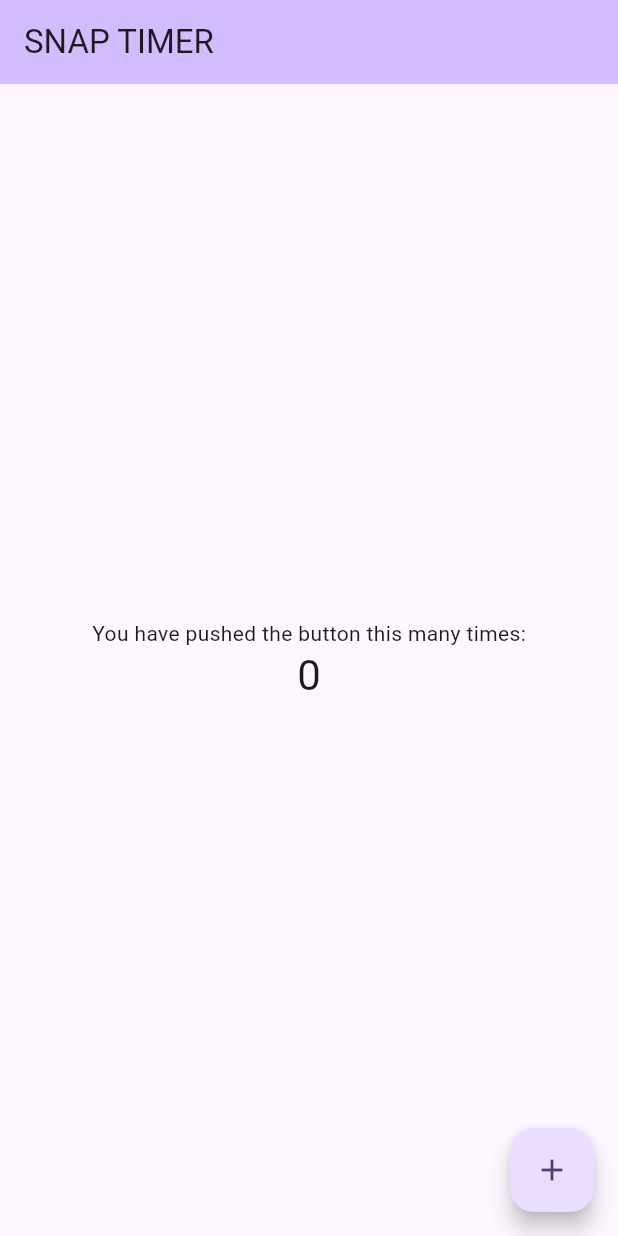
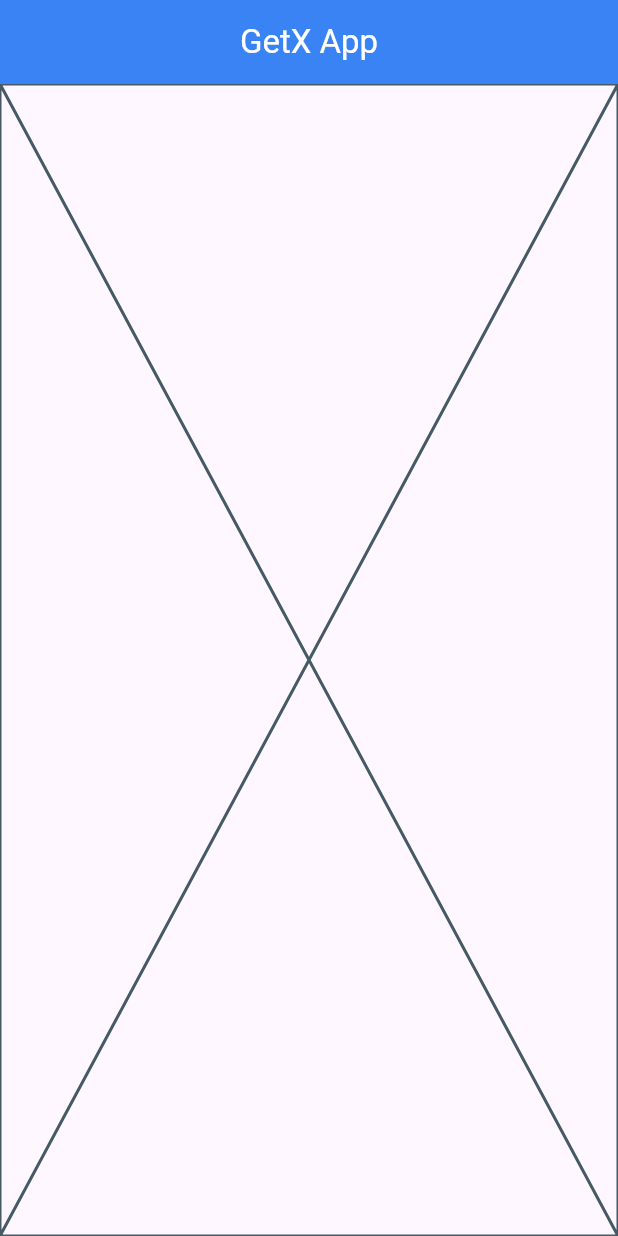
Before and after one commit to spandan3001/snap_timer, a Flutter app: the screen it shows after launch, on a phone screen of 412 x 824 dp. Run offline on Flutter 3.47's test engine with Material 3 defaults, Android fonts, the light colour scheme and no system bars; our stand-ins replace animated_splash_screen, get.

Commit message:
feat: Implement Splash Screen description: Created a new splash_screen.dart file. Designed the UI for the splash screen.
feat: Implement Home Screen
description:
Created a new home_screen.dart file.

feat: Create Colors Constants
description
Created a new colors.dart file.
Defined a Colors class or map containing color constants.

```diff
--- a/lib/main.dart
+++ b/lib/main.dart
@@ -1,125 +1,20 @@
 import 'package:flutter/material.dart';
+import 'package:get/get_navigation/src/root/get_material_app.dart';
+import 'package:snap_timer/views/splash_screen.dart';
 
-void main() {
+void main() async {
+  WidgetsFlutterBinding.ensureInitialized();
+
   runApp(const MyApp());
 }
 
 class MyApp extends StatelessWidget {
   const MyApp({super.key});
 
-  // This widget is the root of your application.
   @override
   Widget build(BuildContext context) {
-    return MaterialApp(
-      title: 'Flutter Demo',
-      theme: ThemeData(
-        // This is the theme of your application.
-        //
-        // TRY THIS: Try running your application with "flutter run". You'll see
-        // the application has a purple toolbar. Then, without quitting the app,
-        // try changing the seedColor in the colorScheme below to Colors.green
-        // and then invoke "hot reload" (save your changes or press the "hot
-        // reload" button in a Flutter-supported IDE, or press "r" if you used
-        // the command line to start the app).
-        //
-        // Notice that the counter didn't reset back to zero; the application
-        // state is not lost during the reload. To reset the state, use hot
-        // restart instead.
-        //
-        // This works for code too, not just values: Most code changes can be
-        // tested with just a hot reload.
-        colorScheme: ColorScheme.fromSeed(seedColor: Colors.deepPurple),
-        useMaterial3: true,
-      ),
-      home: const MyHomePage(title: 'SNAP TIMER'),
+    return const GetMaterialApp(
+      home: SplashScreen(),
     );
   }
 }
-
-class MyHomePage extends StatefulWidget {
-  const MyHomePage({super.key, required this.title});
-
-  // This widget is the home page of your application. It is stateful, meaning
-  // that it has a State object (defined below) that contains fields that affect
-  // how it looks.
-
-  // This class is the configuration for the state. It holds the values (in this
-  // case the title) provided by the parent (in this case the App widget) and
-  // used by the build method of the State. Fields in a Widget subclass are
-  // always marked "final".
-
-  final String title;
-
-  @override
-  State<MyHomePage> createState() => _MyHomePageState();
-}
-
-class _MyHomePageState extends State<MyHomePage> {
-  int _counter = 0;
-
-  void _incrementCounter() {
-    setState(() {
-      // This call to setState tells the Flutter framework that something has
-      // changed in this State, which causes it to rerun the build method below
-      // so that the display can reflect the updated values. If we changed
-      // _counter without calling setState(), then the build method would not be
-      // called again, and so nothing would appear to happen.
-      _counter++;
-    });
-  }
-
-  @override
-  Widget build(BuildContext context) {
-    // This method is rerun every time setState is called, for instance as done
-    // by the _incrementCounter method above.
-    //
-    // The Flutter framework has been optimized to make rerunning build methods
-    // fast, so that you can just rebuild anything that needs updating rather
-    // than having to individually change instances of widgets.
-    return Scaffold(
-      appBar: AppBar(
-        // TRY THIS: Try changing the color here to a specific color (to
-        // Colors.amber, perhaps?) and trigger a hot reload to see the AppBar
-        // change color while the other colors stay the same.
-        backgroundColor: Theme.of(context).colorScheme.inversePrimary,
-        // Here we take the value from the MyHomePage object that was created by
-        // the App.build method, and use it to set our appbar title.
-        title: Text(widget.title),
-      ),
-      body: Center(
-        // Center is a layout widget. It takes a single child and positions it
-        // in the middle of the parent.
-        child: Column(
-          // Column is also a layout widget. It takes a list of children and
-          // arranges them vertically. By default, it sizes itself to fit its
-          // children horizontally, and tries to be as tall as its parent.
-          //
-          // Column has various properties to control how it sizes itself and
-          // how it positions its children. Here we use mainAxisAlignment to
-          // center the children vertically; the main axis here is the vertical
-          // axis because Columns are vertical (the cross axis would be
-          // horizontal).
-          //
-          // TRY THIS: Invoke "debug painting" (choose the "Toggle Debug Paint"
-          // action in the IDE, or press "p" in the console), to see the
-          // wireframe for each widget.
-          mainAxisAlignment: MainAxisAlignment.center,
-          children: <Widget>[
-            const Text(
-              'You have pushed the button this many times:',
-            ),
-            Text(
-              '$_counter',
-              style: Theme.of(context).textTheme.headlineMedium,
-            ),
-          ],
-        ),
-      ),
-      floatingActionButton: FloatingActionButton(
-        onPressed: _incrementCounter,
-        tooltip: 'Increment',
-        child: const Icon(Icons.add),
-      ), // This trailing comma makes auto-formatting nicer for build methods.
-    );
-  }
-}
--- /dev/null
+++ b/lib/views/home_screen.dart
@@ -0,0 +1,25 @@
+import 'package:flutter/material.dart';
+
+import '../constants/colors.dart';
+
+class MainPage extends StatefulWidget {
+  const MainPage({super.key});
+
+  @override
+  State<MainPage> createState() => _MainPageState();
+}
+
+class _MainPageState extends State<MainPage> {
+  @override
+  Widget build(BuildContext context) {
+    return Scaffold(
+      appBar: AppBar(
+        title: const Text('GetX App'),
+        centerTitle: true,
+        foregroundColor: Colors.white,
+        backgroundColor: kBlue,
+      ),
+      body: const Placeholder(),
+    );
+  }
+}
--- a/pubspec.yaml
+++ b/pubspec.yaml
@@ -35,6 +35,8 @@ dependencies:
   # The following adds the Cupertino Icons font to your application.
   # Use with the CupertinoIcons class for iOS style icons.
   cupertino_icons: ^1.0.2
+  animated_splash_screen: ^1.3.0
+  get: ^4.6.6
 
 dev_dependencies:
   flutter_test:
```
Also changed, not shown: lib/constants/colors.dart (added, +18 -0 lines), lib/views/splash_screen.dart (added, +17 -0 lines), pubspec.lock.
